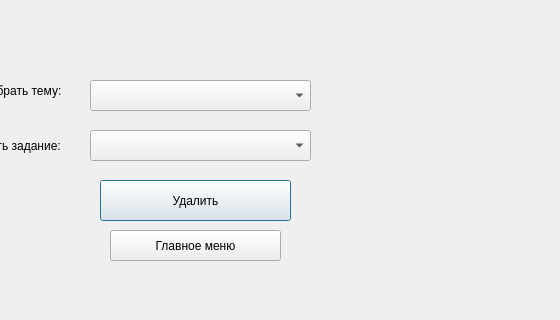
icspero/3-semester-CourseWork_Client, file deletetaskwindow.ui: the form before one commit; both pictures show x 130 to 690 and y 0 to 320 of the 690 by 515 pixel window.
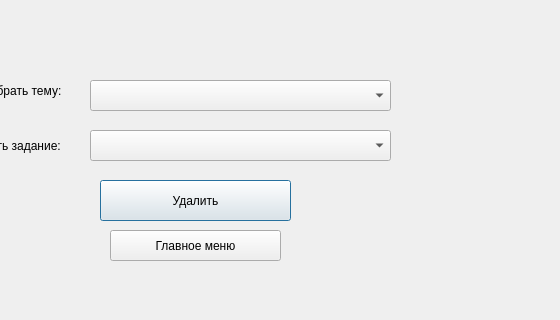
The form after the commit.

```diff
--- a/deletetaskwindow.ui
+++ b/deletetaskwindow.ui
@@ -18,7 +18,7 @@
     <rect>
      <x>220</x>
      <y>80</y>
-     <width>221</width>
+     <width>301</width>
      <height>31</height>
     </rect>
    </property>
@@ -41,7 +41,7 @@
     <rect>
      <x>220</x>
      <y>130</y>
-     <width>221</width>
+     <width>301</width>
      <height>31</height>
     </rect>
    </property>
```
